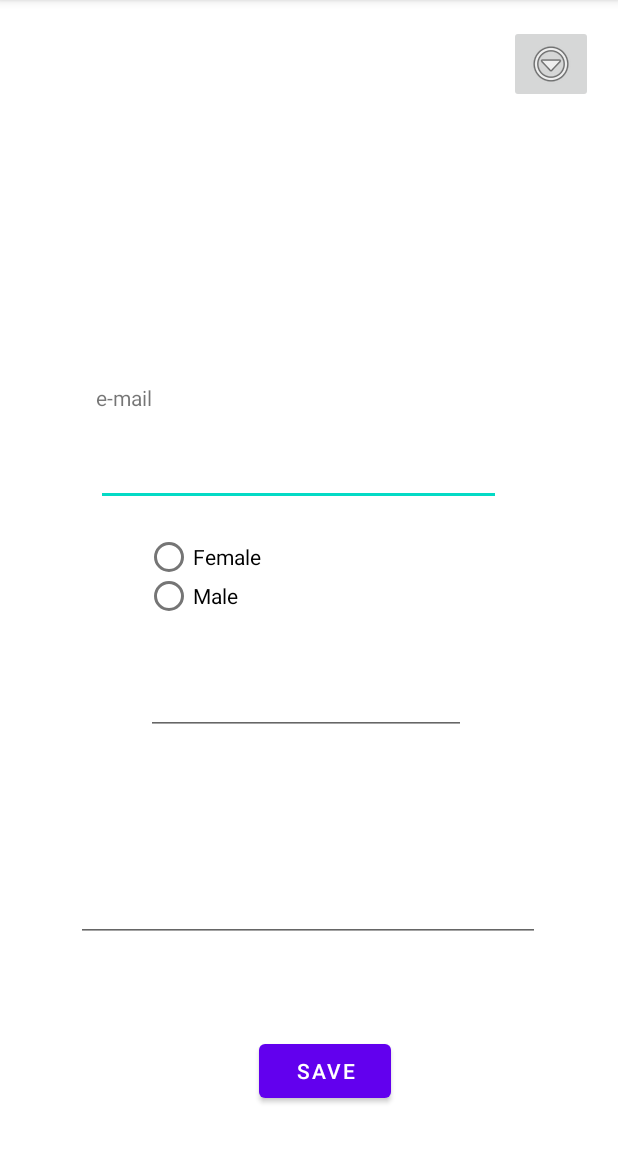
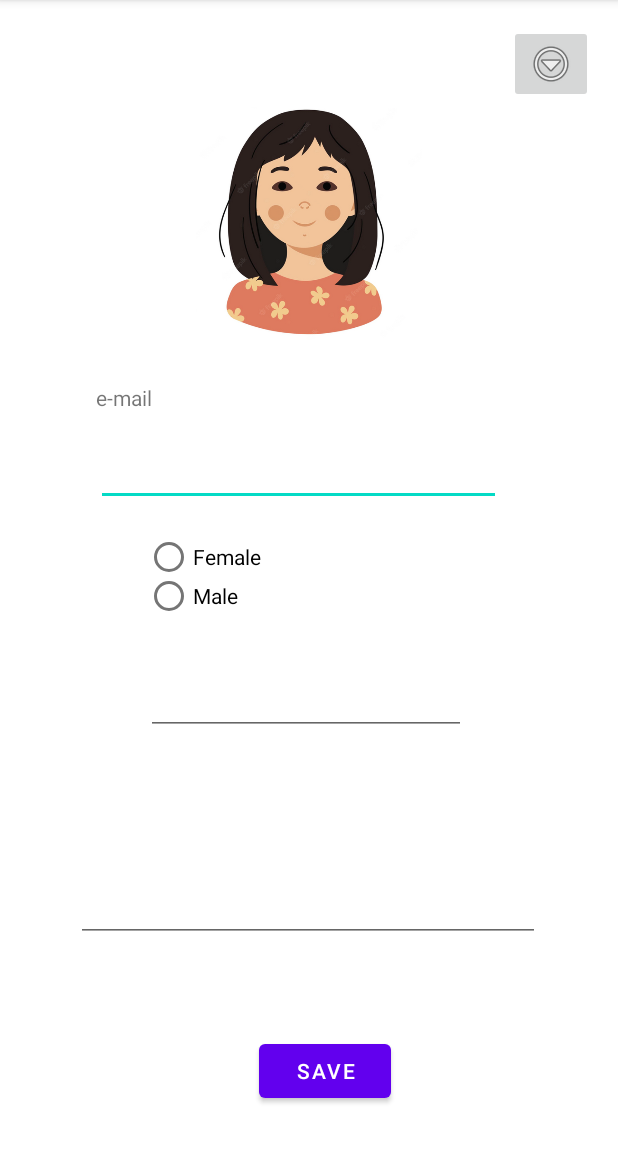
Before and after one commit to erykt99/roomer_apk, an Android app: the ProfileActivity screen opened directly, with no data from a screen before it, after a tap on "SAVE", on a phone screen of 412 x 824 dp, the part 84-1236 px from its top. Run offline under Robolectric (Android 15) with nearby library versions, the phone set to English and light mode, and no system bars; our stand-ins replace Firebase (no records; nobody signed in at launch, a user with empty details on screens opened directly); 4 statements that could not run were skipped.

Commit message:
updated  2 features (image profile, hint in ProfileActivity.kt)

```diff
--- a/app/src/main/java/com/example/myapplication/ProfileActivity.kt
+++ b/app/src/main/java/com/example/myapplication/ProfileActivity.kt
@@ -63,7 +63,6 @@ class ProfileActivity : AppCompatActivity() {
 //                || age.text.toString().isBlank() || username.text.toString().isBlank()) {
 //                Toast.makeText(applicationContext,"Please fill all the information",Toast.LENGTH_LONG).show()
 //            } else {
-
                 val radioButton = findViewById<RadioButton>(gender.checkedRadioButtonId)
                 val user = hashMapOf(
                     "Name" to username.text.toString(),
@@ -77,6 +76,11 @@ class ProfileActivity : AppCompatActivity() {
                         .set(user)
                         .addOnSuccessListener { documentReference ->
                             Log.d(TAG, "DocumentSnapshot added with ID: ${documentReference}")
+                            Toast.makeText(this, "Data added", Toast.LENGTH_SHORT).show()
+
+                            val intent2 = Intent(this, ProfileActivity::class.java)
+                            startActivity(intent2)
+
                         }
                         .addOnFailureListener { e ->
                             Log.w(TAG, "Error adding document", e)
--- a/app/src/main/res/layout/activity_profile.xml
+++ b/app/src/main/res/layout/activity_profile.xml
@@ -16,7 +16,7 @@
         app:layout_constraintStart_toStartOf="parent"
         app:layout_constraintTop_toTopOf="parent"
         app:layout_constraintVertical_bias="0.116"
-        tools:src="@drawable/avatar" />
+        android:src="@drawable/avatar" />
 
     <TextView
         android:id="@+id/textView2"
```
